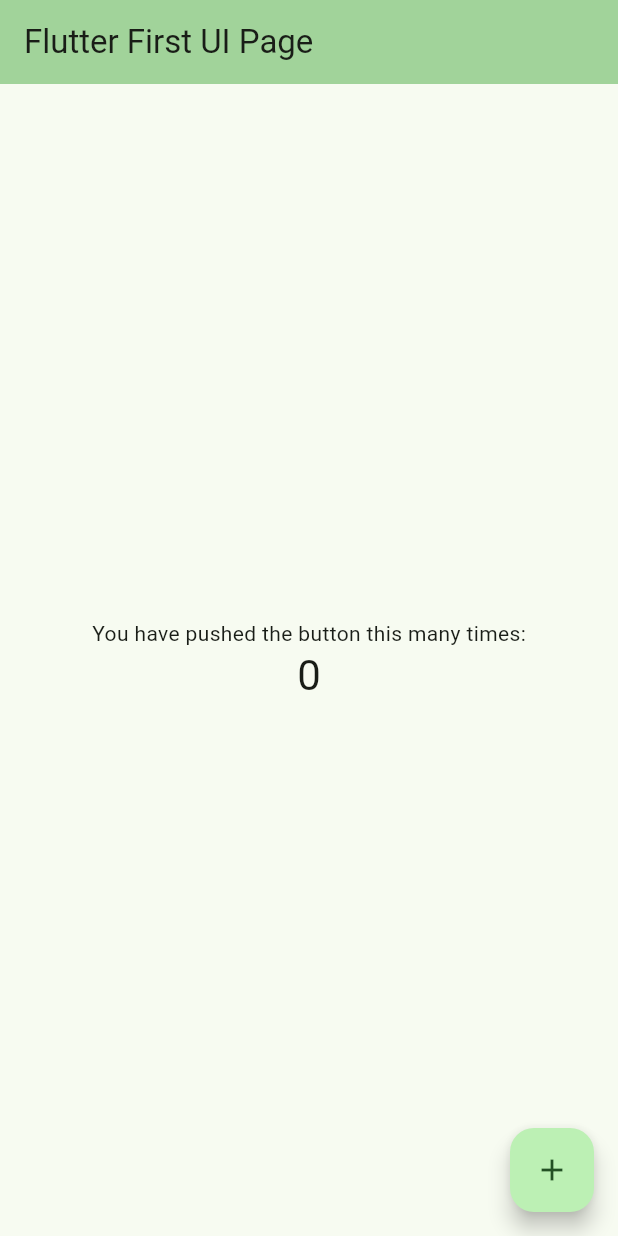
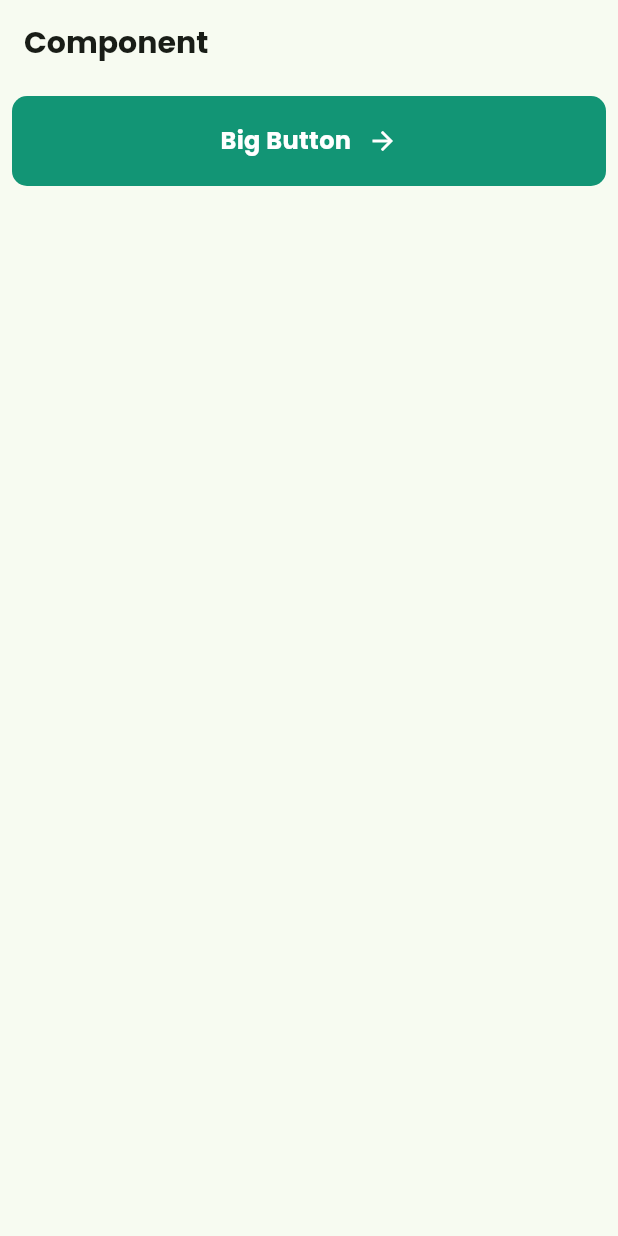
Before and after one commit to choe-yujin/flutter_recipe, a Flutter app: the screen it shows after launch, on a phone screen of 412 x 824 dp. Run offline on Flutter 3.47's test engine with Material 3 defaults, Android fonts, the phone set to English and light mode, and no system bars.

Commit message:
feat: Add BigButton component and update main.dart for testing(Closes #3)

```diff
--- a/lib/main.dart
+++ b/lib/main.dart
@@ -1,4 +1,6 @@
 import 'package:flutter/material.dart';
+import 'package:flutter_recipe/presentation/components/big_button.dart';
+import 'package:flutter_recipe/ui/text_styles.dart';
 
 void main() {
   runApp(const MyApp());
@@ -31,95 +33,36 @@ class MyApp extends StatelessWidget {
         colorScheme: ColorScheme.fromSeed(seedColor: Colors.green),
         useMaterial3: true,
       ),
-      home: const MyHomePage(title: 'Flutter First UI Page'),
+      home: const MyHomePage(),
     );
   }
 }
 
-class MyHomePage extends StatefulWidget {
-  const MyHomePage({super.key, required this.title});
-
-  // This widget is the home page of your application. It is stateful, meaning
-  // that it has a State object (defined below) that contains fields that affect
-  // how it looks.
-
-  // This class is the configuration for the state. It holds the values (in this
-  // case the title) provided by the parent (in this case the App widget) and
-  // used by the build method of the State. Fields in a Widget subclass are
-  // always marked "final".
-
-  final String title;
-
-  @override
-  State<MyHomePage> createState() => _MyHomePageState();
-}
-
-class _MyHomePageState extends State<MyHomePage> {
-  int _counter = 0;
-
-  void _incrementCounter() {
-    setState(() {
-      // This call to setState tells the Flutter framework that something has
-      // changed in this State, which causes it to rerun the build method below
-      // so that the display can reflect the updated values. If we changed
-      // _counter without calling setState(), then the build method would not be
-      // called again, and so nothing would appear to happen.
-      _counter++;
-    });
-  }
+class MyHomePage extends StatelessWidget {
+  const MyHomePage({super.key});
 
   @override
   Widget build(BuildContext context) {
-    // This method is rerun every time setState is called, for instance as done
-    // by the _incrementCounter method above.
-    //
-    // The Flutter framework has been optimized to make rerunning build methods
-    // fast, so that you can just rebuild anything that needs updating rather
-    // than having to individually change instances of widgets.
     return Scaffold(
       appBar: AppBar(
-        // TRY THIS: Try changing the color here to a specific color (to
-        // Colors.amber, perhaps?) and trigger a hot reload to see the AppBar
-        // change color while the other colors stay the same.
-        backgroundColor: Theme.of(context).colorScheme.inversePrimary,
-        // Here we take the value from the MyHomePage object that was created by
-        // the App.build method, and use it to set our appbar title.
-        title: Text(widget.title),
-      ),
-      body: Center(
-        // Center is a layout widget. It takes a single child and positions it
-        // in the middle of the parent.
-        child: Column(
-          // Column is also a layout widget. It takes a list of children and
-          // arranges them vertically. By default, it sizes itself to fit its
-          // children horizontally, and tries to be as tall as its parent.
-          //
-          // Column has various properties to control how it sizes itself and
-          // how it positions its children. Here we use mainAxisAlignment to
-          // center the children vertically; the main axis here is the vertical
-          // axis because Columns are vertical (the cross axis would be
-          // horizontal).
-          //
-          // TRY THIS: Invoke "debug painting" (choose the "Toggle Debug Paint"
-          // action in the IDE, or press "p" in the console), to see the
-          // wireframe for each widget.
-          mainAxisAlignment: MainAxisAlignment.center,
-          children: <Widget>[
-            const Text(
-              'You have pushed the button this many times:',
-            ),
-            Text(
-              '$_counter',
-              style: Theme.of(context).textTheme.headlineMedium,
-            ),
-          ],
+        title: const Text(
+          'Component',
+          style: TextStyles.largeTextBold,
         ),
       ),
-      floatingActionButton: FloatingActionButton(
-        onPressed: _incrementCounter,
-        tooltip: 'Increment',
-        child: const Icon(Icons.add),
-      ), // This trailing comma makes auto-formatting nicer for build methods.
+      body: ListView(
+        children: [
+          Padding(
+            padding: const EdgeInsets.all(8.0),
+            child: BigButton(
+              'Big Button',
+              onPressed: () {
+                print('BigButton');
+              },
+            ),
+          ),
+        ],
+      ),
     );
   }
 }
--- /dev/null
+++ b/lib/presentation/components/big_button.dart
@@ -0,0 +1,65 @@
+import 'package:flutter/material.dart';
+import 'package:flutter_recipe/ui/color_styles.dart';
+import 'package:flutter_recipe/ui/text_styles.dart';
+
+class BigButton extends StatefulWidget {
+  final String text;
+  final void Function() onPressed;
+
+  const BigButton(
+      this.text, {
+        super.key,
+        required this.onPressed,
+      });
+
+  @override
+  State<BigButton> createState() => _BigButtonState();
+}
+
+class _BigButtonState extends State<BigButton> {
+  bool isPressed = false;
+
+  @override
+  Widget build(BuildContext context) {
+    return GestureDetector(
+      onTapDown: (_) {
+        setState(() {
+          isPressed = true;
+        });
+      },
+      onTapUp: (_) {
+        setState(() {
+          isPressed = false;
+        });
+        widget.onPressed();
+      },
+      onTapCancel: () {
+        setState(() {
+          isPressed = false;
+        });
+      },
+      child: Container(
+        height: 60,
+        decoration: BoxDecoration(
+          borderRadius: BorderRadius.circular(10),
+          color: isPressed ? ColorStyles.gray4 : ColorStyles.primary100,
+        ),
+        child: Row(
+          mainAxisAlignment: MainAxisAlignment.center,
+          children: [
+            Text(
+              widget.text,
+              style: TextStyles.normalTextBold.copyWith(color: Colors.white),
+            ),
+            const SizedBox(width: 11),
+            const Icon(
+              Icons.arrow_forward,
+              size: 20,
+              color: Colors.white,
+            )
+          ],
+        ),
+      ),
+    );
+  }
+}
```
